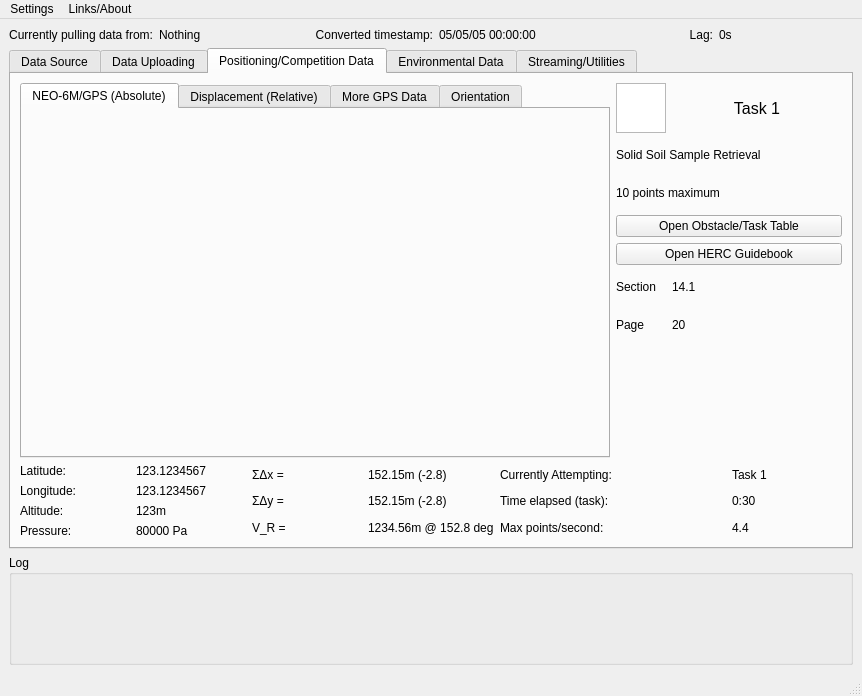
The window that src/main/resources/new2020.ui (aacttelemetry/aactui) describes before a commit, drawn with Qt 5.
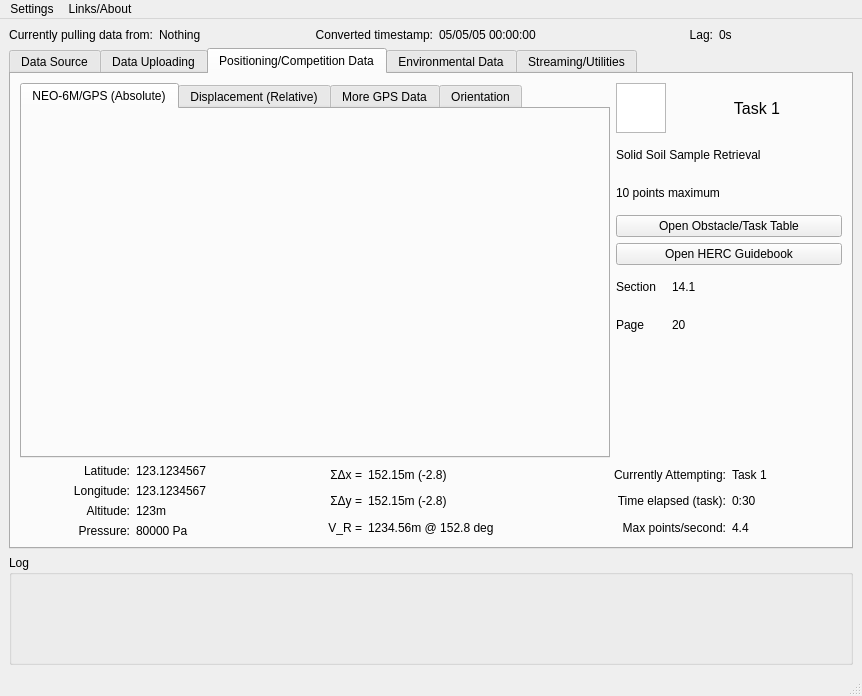
The same window after the commit. The open tabs and pages were chosen to show the change.

Commit message: add batch file, switch main to current .ui

```diff
--- a/src/main/resources/new2020.ui
+++ b/src/main/resources/new2020.ui
@@ -1073,6 +1073,9 @@
             <property name="text">
              <string>Latitude:</string>
             </property>
+            <property name="alignment">
+             <set>Qt::AlignRight|Qt::AlignTrailing|Qt::AlignVCenter</set>
+            </property>
            </widget>
           </item>
           <item>
@@ -1080,6 +1083,9 @@
             <property name="text">
              <string>Longitude:</string>
             </property>
+            <property name="alignment">
+             <set>Qt::AlignRight|Qt::AlignTrailing|Qt::AlignVCenter</set>
+            </property>
            </widget>
           </item>
           <item>
@@ -1087,6 +1093,9 @@
             <property name="text">
              <string>Altitude:</string>
             </property>
+            <property name="alignment">
+             <set>Qt::AlignRight|Qt::AlignTrailing|Qt::AlignVCenter</set>
+            </property>
            </widget>
           </item>
           <item>
@@ -1094,6 +1103,9 @@
             <property name="text">
              <string>Pressure:</string>
             </property>
+            <property name="alignment">
+             <set>Qt::AlignRight|Qt::AlignTrailing|Qt::AlignVCenter</set>
+            </property>
            </widget>
           </item>
          </layout>
@@ -1137,6 +1149,9 @@
             <property name="text">
              <string>ΣΔx =</string>
             </property>
+            <property name="alignment">
+             <set>Qt::AlignRight|Qt::AlignTrailing|Qt::AlignVCenter</set>
+            </property>
            </widget>
           </item>
           <item>
@@ -1144,6 +1159,9 @@
             <property name="text">
              <string>ΣΔy =</string>
             </property>
+            <property name="alignment">
+             <set>Qt::AlignRight|Qt::AlignTrailing|Qt::AlignVCenter</set>
+            </property>
            </widget>
           </item>
           <item>
@@ -1151,6 +1169,9 @@
             <property name="text">
              <string>V_R =</string>
             </property>
+            <property name="alignment">
+             <set>Qt::AlignRight|Qt::AlignTrailing|Qt::AlignVCenter</set>
+            </property>
            </widget>
           </item>
          </layout>
@@ -1187,6 +1208,9 @@
             <property name="text">
              <string>Currently Attempting:</string>
             </property>
+            <property name="alignment">
+             <set>Qt::AlignRight|Qt::AlignTrailing|Qt::AlignVCenter</set>
+            </property>
            </widget>
           </item>
           <item>
@@ -1194,6 +1218,9 @@
             <property name="text">
              <string>Time elapsed (task):</string>
             </property>
+            <property name="alignment">
+             <set>Qt::AlignRight|Qt::AlignTrailing|Qt::AlignVCenter</set>
+            </property>
            </widget>
           </item>
           <item>
@@ -1201,6 +1228,9 @@
             <property name="text">
              <string>Max points/second:</string>
             </property>
+            <property name="alignment">
+             <set>Qt::AlignRight|Qt::AlignTrailing|Qt::AlignVCenter</set>
+            </property>
            </widget>
           </item>
          </layout>
```
Left out of the diff: 49 changed lines with no effect on the pictures. The commit also changes 3 other files.
